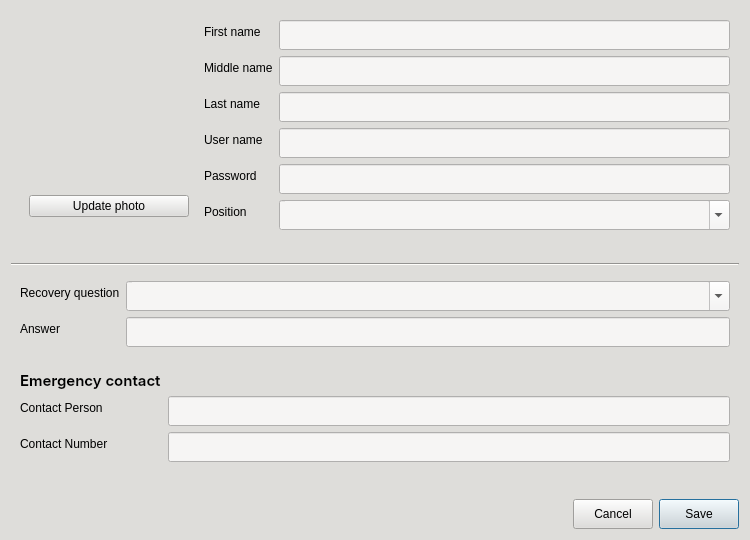
The window that CAI_PyQt/CAI_Admin/UI/FormAddNewUser.ui (CPG19040/CPG19040) describes before a commit, drawn with Qt 5.
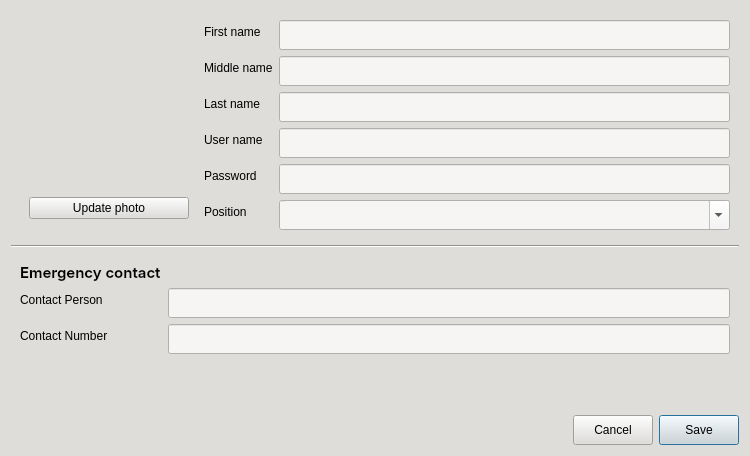
The same window after the commit. Icons and pictures are not drawn.

```diff
--- a/CAI_PyQt/CAI_Admin/UI/FormAddNewUser.ui
+++ b/CAI_PyQt/CAI_Admin/UI/FormAddNewUser.ui
@@ -7,19 +7,19 @@
     <x>0</x>
     <y>0</y>
     <width>750</width>
-    <height>540</height>
+    <height>456</height>
    </rect>
   </property>
   <property name="minimumSize">
    <size>
     <width>750</width>
-    <height>540</height>
+    <height>456</height>
    </size>
   </property>
   <property name="maximumSize">
    <size>
     <width>750</width>
-    <height>540</height>
+    <height>456</height>
    </size>
   </property>
   <property name="windowTitle">
@@ -73,19 +73,6 @@
            </property>
           </widget>
          </item>
-         <item row="2" column="0">
-          <spacer name="verticalSpacer_2">
-           <property name="orientation">
-            <enum>Qt::Vertical</enum>
-           </property>
-           <property name="sizeHint" stdset="0">
-            <size>
-             <width>20</width>
-             <height>40</height>
-            </size>
-           </property>
-          </spacer>
-         </item>
         </layout>
        </widget>
       </item>
@@ -240,58 +227,6 @@
      </property>
     </widget>
    </item>
-   <item>
-    <widget class="QWidget" name="grp_recovery" native="true">
-     <property name="styleSheet">
-      <string notr="true">QComboBox, QLineEdit { padding: 0px 5px 0px; }</string>
-     </property>
-     <layout class="QFormLayout" name="formLayout_4">
-      <item row="0" column="0">
-       <widget class="QLabel" name="label_14">
-        <property name="text">
-         <string>Recovery question</string>
-        </property>
-       </widget>
-      </item>
-      <item row="0" column="1">
-       <widget class="QComboBox" name="comboBox_recoveryQuestion">
-        <property name="minimumSize">
-         <size>
-          <width>0</width>
-          <height>30</height>
-         </size>
-        </property>
-        <property name="styleSheet">
-         <string notr="true">background-color: rgb(246, 245, 244);</string>
-        </property>
-        <property name="editable">
-         <bool>true</bool>
-        </property>
-       </widget>
-      </item>
-      <item row="1" column="0">
-       <widget class="QLabel" name="labelAnswer_2">
-        <property name="text">
-         <string>Answer</string>
-        </property>
-       </widget>
-      </item>
-      <item row="1" column="1">
-       <widget class="QLineEdit" name="lineEdit_Answer">
-        <property name="minimumSize">
-         <size>
-          <width>0</width>
-          <height>30</height>
-         </size>
-        </property>
-        <property name="styleSheet">
-         <string notr="true">background-color: rgb(246, 245, 244);</string>
-        </property>
-       </widget>
-      </item>
-     </layout>
-    </widget>
-   </item>
    <item>
     <widget class="QWidget" name="widget_form_2" native="true">
      <property name="enabled">
```
